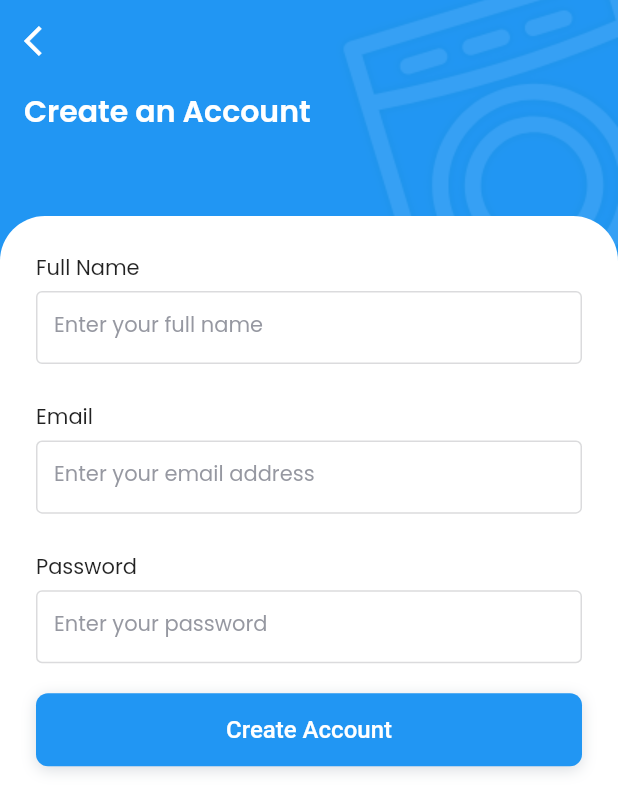
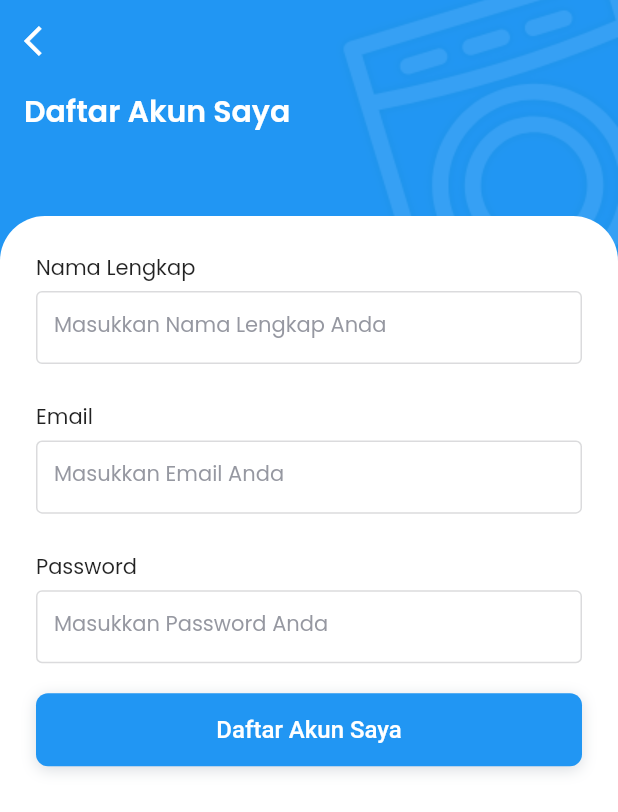
Before and after one commit to carolineadicahya/cleancare_laundry, a Flutter app: the CreateAccount screen opened directly, on a phone screen of 412 x 824 dp. Shown: the top 812 px of the screen. Run offline on Flutter 3.47's test engine with Material 2 defaults, Android fonts, the phone set to English and light mode, and no system bars; drawn by our look-alikes of loader_overlay; our stand-ins replace cloud_firestore, firebase_auth, firebase_core, firebase_storage, flutter_screenutil, flutter_spinkit and 4 more; missing offline and left inert: flutter_polyline_points; accounts and stored records are empty.

Commit message:
bahasa indonesia

```diff
--- a/lib/screen/login.dart
+++ b/lib/screen/login.dart
@@ -154,7 +154,7 @@ class _LoginState extends State<Login> {
                                 height: 20.0,
                               ),
                               Text(
-                                "Log In",
+                                "Masuk",
                                 style: Theme.of(context)
                                     .textTheme
                                     .titleLarge
@@ -191,7 +191,7 @@ class _LoginState extends State<Login> {
                                 InputWidget(
                                   topLabel: "Email",
                                   controller: _controllerEmail,
-                                  hintText: "Enter your email address",
+                                  hintText: "Masukkan Email Anda",
                                 ),
                                 const SizedBox(
                                   height: 25.0,
@@ -200,7 +200,7 @@ class _LoginState extends State<Login> {
                                   topLabel: "Password",
                                   controller: _controllerPassword,
                                   obscureText: true,
-                                  hintText: "Enter your password",
+                                  hintText: "Masukkan Password Anda",
                                 ),
                                 const SizedBox(
                                   height: 15.0,
@@ -225,7 +225,7 @@ class _LoginState extends State<Login> {
                                               title:
                                                   const Text('Reset Password'),
                                               content: const Text(
-                                                  'An email to reset your password has been sent.'),
+                                                  'Email untuk reset password telah terkirim.'),
                                               actions: <Widget>[
                                                 TextButton(
                                                   onPressed: () {
@@ -239,15 +239,15 @@ class _LoginState extends State<Login> {
                                         );
                                       } catch (e) {
                                         showErrorDialog(
-                                            'Error sending password reset email: $e');
+                                            'Gagal mengirim email reset password: $e');
                                       }
                                     } else {
                                       showErrorDialog(
-                                          'Please enter your email address to reset your password.');
+                                          'Mohon masukkan Email Anda untuk mereset password!');
                                     }
                                   },
                                   child: const Text(
-                                    "Forgot Password?",
+                                    "Lupa Password?",
                                     textAlign: TextAlign.right,
                                     style: TextStyle(
                                       decoration: TextDecoration.underline,
@@ -261,7 +261,7 @@ class _LoginState extends State<Login> {
                                 ),
                                 AppButton(
                                   type: ButtonType.PRIMARY,
-                                  text: "Log In",
+                                  text: "Masuk",
                                   onPressed: signIn,
                                 )
                               ],
--- a/lib/screen/owner/dashboard_admin.dart
+++ b/lib/screen/owner/dashboard_admin.dart
@@ -111,7 +111,7 @@ class _DashboardAdminState extends State<DashboardAdmin> {
                               text: TextSpan(
                                 children: [
                                   TextSpan(
-                                    text: "Welcome Back,\n",
+                                    text: "Selamat Datang,\n",
                                     style: Theme.of(context)
                                         .textTheme
                                         .titleLarge
--- a/lib/screen/owner/layout_admin.dart
+++ b/lib/screen/owner/layout_admin.dart
@@ -43,7 +43,7 @@ class _LayoutAdminState extends State<LayoutAdmin> {
           ),
           BottomNavigationBarItem(
             icon: Icon(Icons.local_laundry_service_rounded),
-            label: 'Service',
+            label: 'Paket Layanan',
           ),
         ],
         currentIndex: _selectedIndex,
--- a/lib/screen/owner/order_user(admin).dart
+++ b/lib/screen/owner/order_user(admin).dart
@@ -35,7 +35,7 @@ class _OrderUserState extends State<OrderUser> {
   Widget build(BuildContext context) {
     return Scaffold(
       appBar: AppBar(
-        title: const Text('Order Laundry'),
+        title: const Text('Order User'),
       ),
       body: ListView.builder(
         itemCount: purchaseHistory.length,
--- a/lib/screen/owner/paket_layanan.dart
+++ b/lib/screen/owner/paket_layanan.dart
@@ -86,7 +86,7 @@ class _LaundryServicePageState extends State<LaundryServicePage> {
   Widget build(BuildContext context) {
     return Scaffold(
       appBar: AppBar(
-        title: Text('Laundry Services'),
+        title: Text('Paket Laundry'),
       ),
       body: SingleChildScrollView(
         child: Padding(
--- a/lib/screen/page_awal.dart
+++ b/lib/screen/page_awal.dart
@@ -65,7 +65,7 @@ class Home extends StatelessWidget {
                   children: [
                     const SizedBox(height: 20.0),
                     Text(
-                      "Welcome to Clean Care",
+                      "Selamat Datang di CleanCare",
                       style: Theme.of(context).textTheme.titleLarge?.copyWith(
                             fontWeight: FontWeight.w600,
                             color: const Color.fromRGBO(19, 22, 33, 1),
@@ -75,7 +75,7 @@ class Home extends StatelessWidget {
                       height: 10.0,
                     ),
                     const Text(
-                      "This is the first version of our laundry app. Please sign in or create an account below.",
+                      "Ini adalah versi 1.0 aplikasi kami. Mohon masuk aplikasi atau mendaftar akun di bawah ini.",
                       style: TextStyle(
                         color: Color.fromRGBO(74, 77, 84, 1),
                         fontSize: 14.0,
@@ -86,7 +86,7 @@ class Home extends StatelessWidget {
                     ),
                     // Let's create a generic button widget
                     AppButton(
-                      text: "Log In",
+                      text: "Masuk",
                       type: ButtonType.PLAIN,
                       onPressed: () {
                         nextScreen(context, "/login");
@@ -96,7 +96,7 @@ class Home extends StatelessWidget {
                       height: 15.0,
                     ),
                     AppButton(
-                      text: "Create an Account",
+                      text: "Daftar Akun Saya",
                       type: ButtonType.PRIMARY,
                       onPressed: () {
                         Navigator.of(context).push(
--- a/lib/screen/registrasi.dart
+++ b/lib/screen/registrasi.dart
@@ -167,7 +167,7 @@ class _CreateAccountState extends State<CreateAccount> {
                                 height: 20.0,
                               ),
                               Text(
-                                "Create an Account",
+                                "Daftar Akun Saya",
                                 style: Theme.of(context)
                                     .textTheme
                                     .titleLarge
@@ -202,9 +202,9 @@ class _CreateAccountState extends State<CreateAccount> {
                               crossAxisAlignment: CrossAxisAlignment.stretch,
                               children: [
                                 InputWidget(
-                                  topLabel: "Full Name",
+                                  topLabel: "Nama Lengkap",
                                   controller: _controllerFullName,
-                                  hintText: "Enter your full name",
+                                  hintText: "Masukkan Nama Lengkap Anda",
                                 ),
                                 const SizedBox(
                                   height: 25.0,
@@ -212,7 +212,7 @@ class _CreateAccountState extends State<CreateAccount> {
                                 InputWidget(
                                   topLabel: "Email",
                                   controller: _controllerEmail,
-                                  hintText: "Enter your email address",
+                                  hintText: "Masukkan Email Anda",
                                 ),
                                 const SizedBox(
                                   height: 25.0,
@@ -221,14 +221,14 @@ class _CreateAccountState extends State<CreateAccount> {
                                   topLabel: "Password",
                                   controller: _controllerPassword,
                                   obscureText: true,
-                                  hintText: "Enter your password",
+                                  hintText: "Masukkan Password Anda",
                                 ),
                                 const SizedBox(
                                   height: 20.0,
                                 ),
                                 AppButton(
                                     type: ButtonType.PRIMARY,
-                                    text: "Create Account",
+                                    text: "Daftar Akun Saya",
                                     onPressed: createUserWithEmailAndPassword)
                               ],
                             ),
--- a/lib/screen/user/dashboard_user.dart
+++ b/lib/screen/user/dashboard_user.dart
@@ -165,7 +165,7 @@ class _DashboardState extends State<Dashboard> {
                               text: TextSpan(
                                 children: [
                                   TextSpan(
-                                    text: "Welcome Back,\n",
+                                    text: "Selamat Datang,\n",
                                     style: Theme.of(context)
                                         .textTheme
                                         .titleLarge
--- a/lib/screen/user/layout_user.dart
+++ b/lib/screen/user/layout_user.dart
@@ -21,7 +21,6 @@ class _LayoutPagesState extends State<LayoutPages> {
     Dashboard(),
     MapPage(),
     AddOrder(),
-    // PaketIndex(),
     OrderPage(),
     ProfilePage(),
   ];
@@ -57,7 +56,7 @@ class _LayoutPagesState extends State<LayoutPages> {
           ),
           BottomNavigationBarItem(
             icon: Icon(Icons.person_pin_rounded),
-            label: 'Profile',
+            label: 'Profil',
           ),
         ],
         currentIndex: _selectedIndex,
--- a/lib/screen/user/pilih_paket.dart
+++ b/lib/screen/user/pilih_paket.dart
@@ -116,7 +116,7 @@ class _AddOrderState extends State<AddOrder> {
                   );
                 },
               ),
-              Text("Total Harga Rp.${total.toString()}"),
+              Text("Total Harga Rp. ${total.toString()}"),
               ElevatedButton(
                 onPressed: () async {
                   // Order button clicked, create a new order
@@ -168,7 +168,7 @@ class _AddOrderState extends State<AddOrder> {
           // Order berhasil
           return AlertDialog(
             title: Text('Order Berhasil'),
-            content: Text('Ordermu telah terkirim dengan Order ID: $orderId'),
+            content: Text('Ordermu telah terkirim dengan ID Order: $orderId'),
             actions: <Widget>[
               TextButton(
                 onPressed: () {
--- a/lib/service/order_service.dart
+++ b/lib/service/order_service.dart
@@ -4,7 +4,7 @@ class OrderService {
   final db = FirebaseFirestore.instance.collection('order');
 
   Stream<QuerySnapshot> getData() {
-    final dataStream = db.snapshots();
+    final dataStream = db.orderBy('created', descending: true).snapshots();
     return dataStream;
   }
 
```
Also changed, not shown: pubspec.lock.
